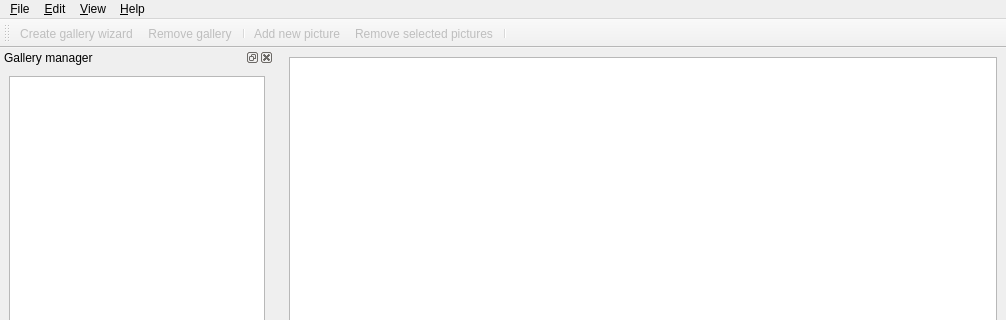
BackupTheBerlios/galerist-svn, file trunk/src/mainwindow.ui: the form before one commit; both pictures show x 0 to 1006 and y 0 to 320 of the 1006 by 740 pixel window.
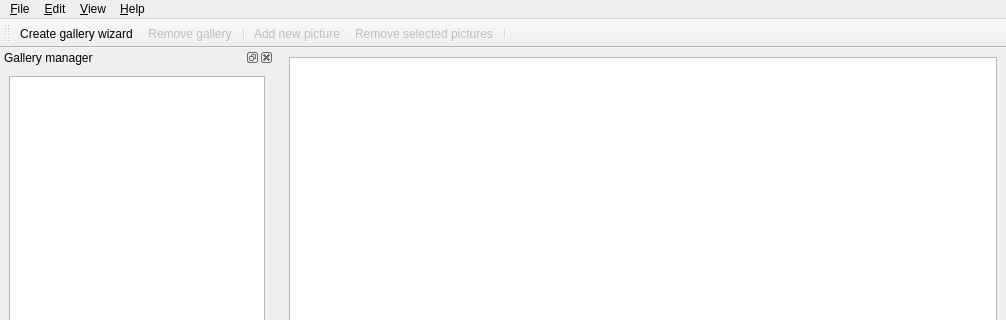
The form after the commit. Icons and pictures are not drawn. Custom widgets are drawn as their Qt base class.

What changed in the file:
```diff
--- a/trunk/src/mainwindow.ui
+++ b/trunk/src/mainwindow.ui
@@ -207,9 +207,6 @@
    </widget>
   </widget>
   <widget class="QToolBar" name="mainBar" >
-   <property name="enabled" >
-    <bool>false</bool>
-   </property>
    <property name="orientation" >
     <enum>Qt::Horizontal</enum>
    </property>
```
Left out of the diff: 11 changed lines with no effect on the pictures.
